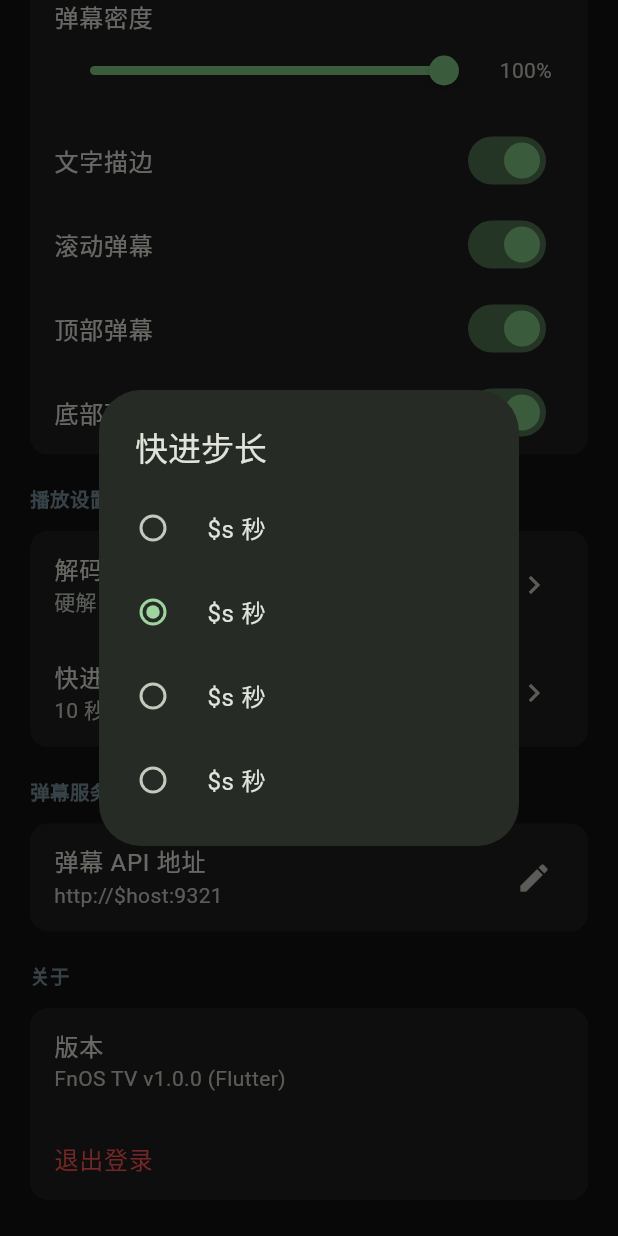
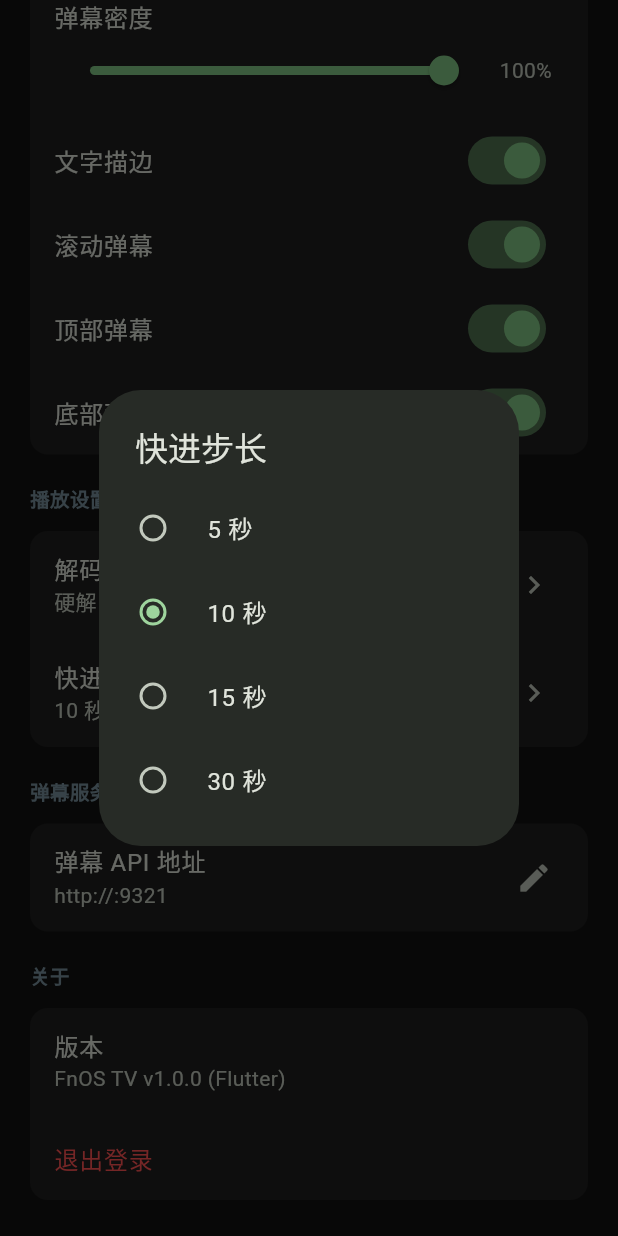
Before and after one commit to jimboo7339/fntv_danmu_all, a Flutter app: the SettingsScreen widget shown alone on an empty page, opened directly, scrolled down 576 dp, after a tap on "快进步长", on a phone screen of 412 x 824 dp. Run offline on Flutter 3.47's test engine with Material 3 defaults, Android fonts, the phone set to English and light mode, and no system bars; our stand-ins replace cached_network_image, dio, shared_preferences, video_player, wakelock_plus; accounts and stored records are empty.

Commit message:
fix: resolve string interpolation issues (\$ -> $) in Dart files
- format.dart: fix escaped dollar signs in string interpolation
- app_state.dart: fix escaped dollar signs
- settings_screen.dart: fix escaped dollar sign in seek step label

```diff
--- a/lib/providers/app_state.dart
+++ b/lib/providers/app_state.dart
@@ -34,7 +34,7 @@ class AppState extends ChangeNotifier {
     notifyListeners();
     try {
       if (!host.startsWith('http://') && !host.startsWith('https://')) {
-        host = 'http://\$host';
+        host = 'http://$host';
       }
       api.updateBaseUrl(host);
       final resp = await api.login(user, pass);
@@ -63,7 +63,7 @@ class AppState extends ChangeNotifier {
         return true;
       }
     } catch (e) {
-      debugPrint('Login error: \$e');
+      debugPrint('Login error: $e');
     }
     _loading = false;
     notifyListeners();
@@ -148,7 +148,7 @@ class AppState extends ChangeNotifier {
     final saved = _prefs.getString('danmu_url') ?? '';
     if (saved.isNotEmpty) return saved;
     final host = serverHost.replaceAll(RegExp(r'^https?://'), '').replaceAll(RegExp(r'/.*\$'), '').replaceAll(RegExp(r':\d+\$'), '');
-    return 'http://\$host:9321';
+    return 'http://$host:9321';
   }
 
   set danmuUrl(String v) { _prefs.setString('danmu_url', v); notifyListeners(); }
--- a/lib/screens/settings_screen.dart
+++ b/lib/screens/settings_screen.dart
@@ -193,7 +193,7 @@ class SettingsScreen extends StatelessWidget {
       title: const Text('快进步长'),
       children: [5, 10, 15, 30].map((s) => RadioListTile(
         value: s, groupValue: app.seekStep,
-        title: Text('\$s 秒'),
+        title: Text('$s 秒'),
         onChanged: (v) { app.seekStep = v!; Navigator.pop(ctx); },
       )).toList(),
     ));
```
Also changed, not shown: lib/utils/format.dart (+7 -7 lines).
